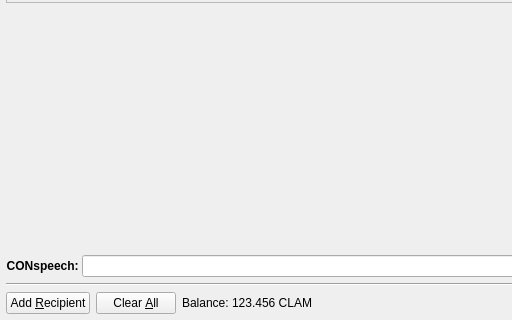
Above: src/qt/forms/sendcoinsdialog.ui from Crestington/clams before the change; both pictures show x 0 to 512 and y 132 to 452 of the 964 by 452 pixel window. Below: the same form after it.
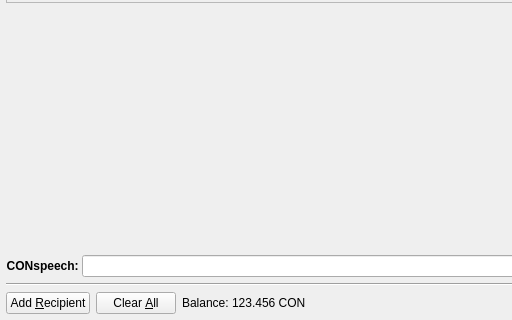
That is the form after the change. Icons and pictures are not drawn.

What changed in the file:
```diff
--- a/src/qt/forms/sendcoinsdialog.ui
+++ b/src/qt/forms/sendcoinsdialog.ui
@@ -799,7 +799,7 @@
           <cursorShape>IBeamCursor</cursorShape>
          </property>
          <property name="text">
-          <string>123.456 CLAM</string>
+          <string>123.456 CON</string>
          </property>
          <property name="textInteractionFlags">
           <set>Qt::LinksAccessibleByMouse|Qt::TextSelectableByKeyboard|Qt::TextSelectableByMouse</set>
```
Left out of the diff: 2 changed lines with no effect on the pictures.
